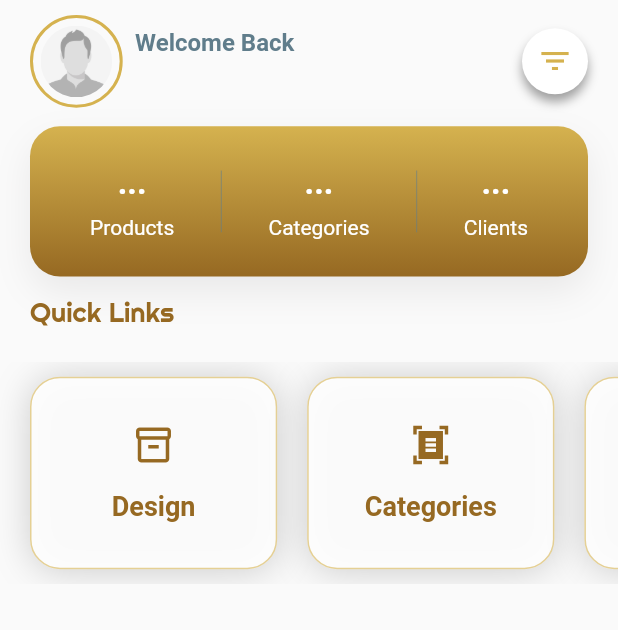
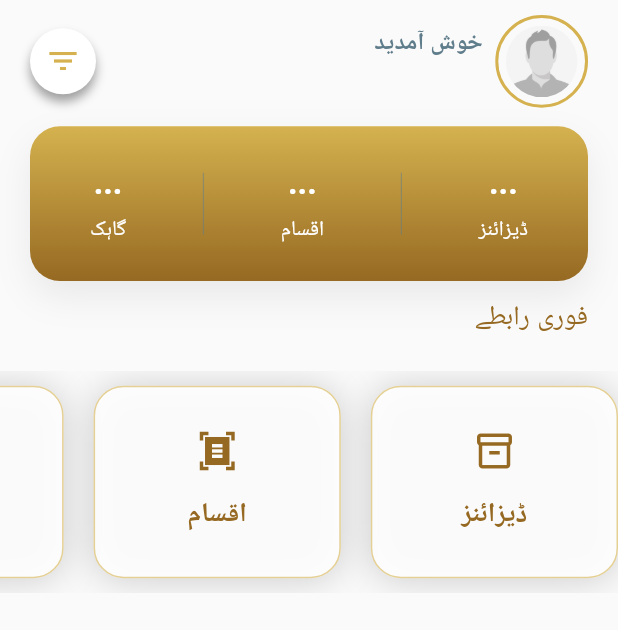
Before and after one commit to SufyanSajid/anees_casting, a Flutter app: the MobileAdminHomePage screen opened directly, on a phone screen of 412 x 824 dp. Shown: the top 630 px of the screen. Run offline on Flutter 3.47's test engine with Material 2 defaults, Android fonts, the light colour scheme and no system bars; our stand-ins replace cached_network_image, extended_image, file_picker, flutter_svg, google_fonts, share_plus and 1 more; missing offline and left inert: flutter_iconpicker; accounts and stored records are empty; network calls fail; Roboto replaces fonts that are missing (Ubuntu).

Commit message:
language base setup

```diff
--- /dev/null
+++ b/lib/Models/language.dart
@@ -0,0 +1,67 @@
+import 'package:flutter/material.dart';
+import 'package:shared_preferences/shared_preferences.dart';
+
+enum language {
+  English,
+  Urdu,
+}
+
+class Language extends ChangeNotifier {
+  language currentLang = language.Urdu;
+
+  Map<String, String> english = {
+    'welcome': 'Welcome Back',
+    'admin': 'Admin',
+    'customer': 'Customer',
+    'seller': 'Seller',
+    'quick_links': 'Quick Links',
+    'designs': 'Designs',
+    'categories': 'Categories',
+    'categories_list': 'Categories List',
+    'customers': 'Customers',
+    'app_user': 'App User',
+    'view_all': 'View All',
+    'language': 'English'
+  };
+  Map<String, String> urdu = {
+    'welcome': 'خوش آمدید',
+    'admin': 'ایڈمن',
+    'customer': 'صارف',
+    'seller': 'بیچنے والے',
+    'quick_links': 'فوری رابطے',
+    'designs': 'ڈیزائنز',
+    'categories': 'اقسام',
+    'categories_list': 'زمرہ جات کی فہرست',
+    'customers': 'گاہک',
+    'app_user': 'ایپ صارف',
+    'view_all': 'سب دیکھیں',
+    'language': 'اردو',
+  };
+
+  String get(String key) {
+    print(key.toLowerCase());
+    key = key.toLowerCase();
+    var en = (english[key] != null ? english[key] : key);
+    var ur = (urdu[key] != null ? urdu[key] : key);
+    return currentLang == language.English ? en! : ur!;
+  }
+
+  void setLang(language lang) async {
+    currentLang = lang;
+    var shared = await SharedPreferences.getInstance();
+    shared.setString('language', lang.toString());
+    notifyListeners();
+  }
+
+  void defaultLang() async {
+    var shared = await SharedPreferences.getInstance();
+    if (shared.containsKey('language')) {
+      var lang = shared.get('language');
+      print('gsdhsgfgshddfhs');
+      currentLang = lang == language.English.toString()
+          ? language.English
+          : language.Urdu;
+      notifyListeners();
+    }
+  }
+}
--- a/lib/Screen/Admin/homepage/mobile.dart
+++ b/lib/Screen/Admin/homepage/mobile.dart
@@ -3,6 +3,7 @@ import 'dart:io';
 import 'package:anees_costing/Models/auth.dart';
 import 'package:anees_costing/Models/category.dart';
 import 'package:anees_costing/Models/counts.dart';
+import 'package:anees_costing/Models/language.dart';
 import 'package:anees_costing/Models/product.dart';
 import 'package:anees_costing/Models/user.dart';
 import 'package:anees_costing/Screen/Admin/Design/catlist.dart';
@@ -63,6 +64,9 @@ class _MobileAdminHomePageState extends State<MobileAdminHomePage> {
 
   @override
   Widget build(BuildContext context) {
+
+    var langProvider = Provider.of<Language>(context);
+
     selectIndex = Provider.of<Counts>(context).selectedIndex;
     currentUser = Provider.of<Auth>(context, listen: false).currentUser;
     count = Provider.of<Counts>(context, listen: false).getCount;
@@ -74,6 +78,8 @@ class _MobileAdminHomePageState extends State<MobileAdminHomePage> {
     var height = MediaQuery.of(context).size.height / 100;
     var width = MediaQuery.of(context).size.width / 100;
     var homePage = SafeArea(
+      child: Directionality(
+        textDirection:langProvider.currentLang == language.Urdu? TextDirection.rtl:TextDirection.ltr,
         child: Column(
           crossAxisAlignment: CrossAxisAlignment.start,
           children: [
@@ -114,14 +120,15 @@ class _MobileAdminHomePageState extends State<MobileAdminHomePage> {
                         crossAxisAlignment: CrossAxisAlignment.start,
                         children: [
                           Text(
-                          'Welcome Back',
+                            langProvider.get('welcome'),
                             style: TextStyle(
                                 color: secondaryColor,
                                 fontSize: 16,
                                 fontWeight: FontWeight.bold),
                           ),
                           Text(
-                          currentUser!.role!,
+                             langProvider.get( currentUser!.role!)
+                           ,
                             style: GoogleFonts.righteous(
                               color: primaryColor,
                               fontSize: 20,
@@ -180,7 +187,7 @@ class _MobileAdminHomePageState extends State<MobileAdminHomePage> {
                 children: [
                   DisplayBox(
                     height: height,
-                  title: 'Products',
+                    title: langProvider.get( 'designs'),
                     value: isLoading ? '...' : products.length.toString(),
                   ),
                   Container(
@@ -190,7 +197,7 @@ class _MobileAdminHomePageState extends State<MobileAdminHomePage> {
                   ),
                   DisplayBox(
                     height: height,
-                  title: 'Categories',
+                    title: langProvider.get( 'categories'),
                     value: isLoading
                         ? '...'
                         : Provider.of<Categories>(context)
@@ -205,7 +212,7 @@ class _MobileAdminHomePageState extends State<MobileAdminHomePage> {
                   ),
                   DisplayBox(
                     height: height,
-                  title: 'Clients',
+                    title: langProvider.get( 'customers'),
                     value: isLoading
                         ? '...'
                         : Provider.of<Users>(context, listen: true)
@@ -222,7 +229,7 @@ class _MobileAdminHomePageState extends State<MobileAdminHomePage> {
             Padding(
               padding: const EdgeInsets.symmetric(horizontal: 20.0),
               child: Text(
-              'Quick Links',
+                langProvider.get( 'quick_links'),
                 style: GoogleFonts.righteous(fontSize: 18, color: primaryColor),
               ),
             ),
@@ -238,7 +245,7 @@ class _MobileAdminHomePageState extends State<MobileAdminHomePage> {
                   QuickChecks(
                     width: width,
                     height: height,
-                  title: 'Design',
+                    title:  langProvider.get( 'designs'),
                     subtitle: 'Click to view',
                     icon: Icons.inventory_2_outlined,
                     onTap: () {
@@ -248,7 +255,7 @@ class _MobileAdminHomePageState extends State<MobileAdminHomePage> {
                   QuickChecks(
                     width: width,
                     height: height,
-                  title: 'Categories',
+                    title:  langProvider.get( 'categories'),
                     subtitle: 'Click to view',
                     icon: Icons.document_scanner_sharp,
                     onTap: () {
@@ -260,7 +267,7 @@ class _MobileAdminHomePageState extends State<MobileAdminHomePage> {
                     QuickChecks(
                       width: width,
                       height: height,
-                    title: 'Categories List',
+                      title:  langProvider.get( 'categories_list'),
                       subtitle: 'Click to view',
                       icon: Icons.list,
                       onTap: () {
@@ -270,7 +277,7 @@ class _MobileAdminHomePageState extends State<MobileAdminHomePage> {
                   QuickChecks(
                     width: width,
                     height: height,
-                  title: 'Customers',
+                    title:  langProvider.get( 'customers'),
                     subtitle: 'Click to view',
                     icon: Icons.person_pin_circle_outlined,
                     onTap: () {
@@ -287,7 +294,7 @@ class _MobileAdminHomePageState extends State<MobileAdminHomePage> {
                   mainAxisAlignment: MainAxisAlignment.spaceBetween,
                   children: [
                     Text(
-                    'App User',
+                       langProvider.get( 'app_user'),
                       style: GoogleFonts.righteous(
                           fontSize: 18, color: primaryColor),
                     ),
@@ -297,7 +304,7 @@ class _MobileAdminHomePageState extends State<MobileAdminHomePage> {
                             .setSelectedIndex(1);
                       },
                       child: Text(
-                      'View All',
+                        langProvider.get( 'view_all'),
                         style: GoogleFonts.ubuntu(
                             fontSize: 15, color: secondaryColor),
                       ),
@@ -412,7 +419,7 @@ class _MobileAdminHomePageState extends State<MobileAdminHomePage> {
                                           bottomLeft: Radius.circular(10))),
                                   child: Center(
                                     child: Text(
-                                    users![index].role,
+                                 langProvider.get( users![index].role,),
                                       style: TextStyle(
                                           fontSize: 12,
                                           fontWeight: FontWeight.bold,
@@ -427,6 +434,7 @@ class _MobileAdminHomePageState extends State<MobileAdminHomePage> {
                       ),
               ),
           ],
+        ),
       ),
     );
     List<Widget> _tabs = [
--- a/lib/Screen/Admin/homepage/web_home.dart
+++ b/lib/Screen/Admin/homepage/web_home.dart
@@ -12,6 +12,7 @@ import 'package:anees_costing/contant.dart';
 import 'package:flutter/material.dart';
 import 'package:provider/provider.dart';
 
+import '../../../Models/language.dart';
 import '../../../Models/product.dart';
 import '../../../Widget/adaptive_indecator.dart';
 import '../../../Widget/grad_button.dart';
@@ -67,6 +68,7 @@ class _WebHomeState extends State<WebHome> {
   @override
   Widget build(BuildContext context) {
     counts = Provider.of<Counts>(context).getCount;
+    var langProvider = Provider.of<Language>(context);
 
     usersCount = Provider.of<Users>(context).users.length;
     categoriesCount = Provider.of<Categories>(context).categories.length;
--- a/lib/Screen/Common/splash.dart
+++ b/lib/Screen/Common/splash.dart
@@ -1,3 +1,4 @@
+import 'package:anees_costing/Models/language.dart';
 import 'package:anees_costing/Screen/Auth/Login/login.dart';
 import 'package:anees_costing/Screen/Customer/customer_products.dart';
 import 'package:flutter/material.dart';
@@ -22,6 +23,7 @@ class _SplashScreenState extends State<SplashScreen> {
   @override
   void didChangeDependencies() async {
     if (isFirst) {
+      Provider.of<Language>(context, listen: false).defaultLang();
       await Future.delayed(const Duration(seconds: 2)).then((value) async {
         bool isLogin =
             await Provider.of<Auth>(context, listen: false).tryAutoLogin();
--- a/lib/main.dart
+++ b/lib/main.dart
@@ -1,6 +1,7 @@
 import 'package:anees_costing/Models/activitylogs.dart';
 import 'package:anees_costing/Models/auth.dart';
 import 'package:anees_costing/Models/counts.dart';
+import 'package:anees_costing/Models/language.dart';
 import 'package:anees_costing/Models/sent_products.dart';
 import 'package:anees_costing/Screen/Admin/Design/catlist.dart';
 import 'package:anees_costing/Screen/Admin/Design/child_cat.dart';
@@ -74,6 +75,9 @@ class MyApp extends StatelessWidget {
         ChangeNotifierProvider(
           create: (ctx) => SentProducts(),
         ),
+        ChangeNotifierProvider(
+          create: (ctx) => Language(),
+        ),
       ],
       child: MaterialApp(
         debugShowCheckedModeBanner: false,
```
Also changed, not shown: lib/Widget/drawer.dart (+38 -0 lines), 3 other files. Lines whose indentation alone changed are shown as unchanged.
